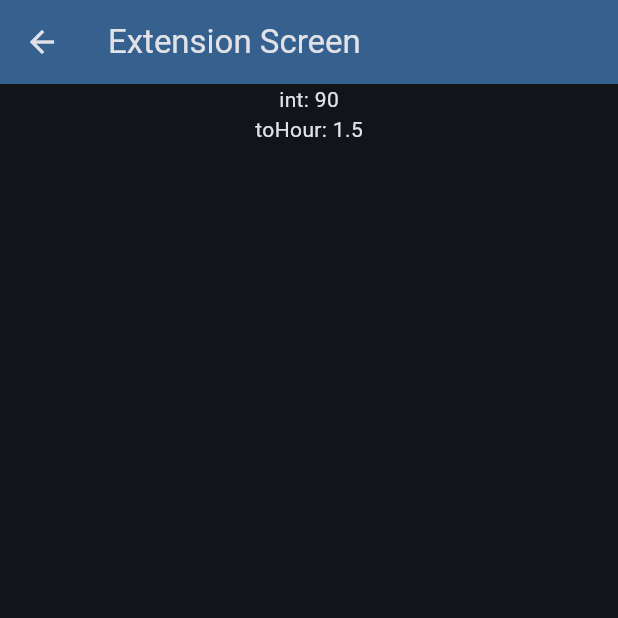
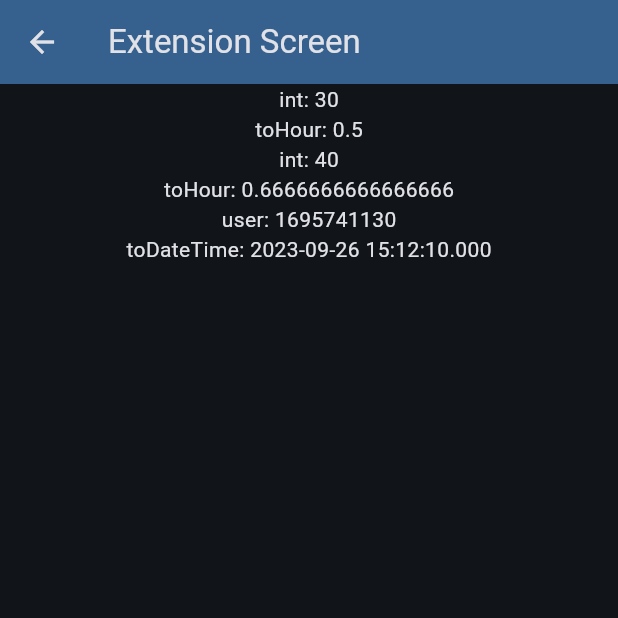
Before and after one commit to cowbear6598/flutter_youtube, a Flutter app: the screen it shows after launch, after a tap on "Extension Screen", on a phone screen of 412 x 824 dp, the top half of it. Run offline on Flutter 3.47's test engine with Material 2 defaults, Android fonts, the phone set to English and light mode, and no system bars; our stand-ins replace go_router.

Commit message:
feat: add parameters pass

```diff
--- a/lib/go_router/app_router.dart
+++ b/lib/go_router/app_router.dart
@@ -1,3 +1,4 @@
+import 'package:flutter_youtube/extensions/schemas/user.dart';
 import 'package:flutter_youtube/main.dart';
 import 'package:flutter_youtube/screens/extension_screen.dart';
 import 'package:go_router/go_router.dart';
@@ -10,7 +11,16 @@ final router = GoRouter(
     ),
     GoRoute(
       path: '/extension',
-      builder: (context, state) => const ExtensionScreen(),
+      name: 'extension',
+      builder: (context, state) {
+        User user = state.extra! as User;
+
+        return ExtensionScreen(
+          number: int.parse(state.uri.queryParameters['number']!),
+          number2: int.parse(state.uri.queryParameters['number2']!),
+          user: user,
+        );
+      },
     ),
   ],
 );
--- a/lib/main.dart
+++ b/lib/main.dart
@@ -1,4 +1,5 @@
 import 'package:flutter/material.dart';
+import 'package:flutter_youtube/extensions/schemas/user.dart';
 import 'package:flutter_youtube/go_router/app_router.dart';
 import 'package:go_router/go_router.dart';
 
@@ -36,7 +37,16 @@ class MyHomePage extends StatefulWidget {
 
 class _MyHomePageState extends State<MyHomePage> {
   void _goToExtensionScreen() {
-    context.push('/extension');
+    User user = User(
+      last_login_time: 1695741130,
+    );
+
+    context.push('/extension?number=30&number2=40', extra: user);
+
+    // context.pushNamed('extension', pathParameters: {
+    //   'number': '30',
+    //   'number2': '50',
+    // });
   }
 
   @override
--- a/lib/screens/extension_screen.dart
+++ b/lib/screens/extension_screen.dart
@@ -1,14 +1,23 @@
 import 'package:flutter/material.dart';
 import 'package:flutter_youtube/extensions/int_extensions.dart';
+import 'package:flutter_youtube/extensions/schemas/user.dart';
+import 'package:flutter_youtube/extensions/user_extensions.dart';
 import 'package:go_router/go_router.dart';
 
 class ExtensionScreen extends StatelessWidget {
-  const ExtensionScreen({super.key});
+  const ExtensionScreen({
+    super.key,
+    required this.number,
+    required this.number2,
+    required this.user,
+  });
+
+  final int number;
+  final int number2;
+  final User user;
 
   @override
   Widget build(BuildContext context) {
-    int a = 90;
-
     return Scaffold(
       appBar: AppBar(
         backgroundColor: Theme.of(context).colorScheme.inversePrimary,
@@ -21,8 +30,12 @@ class ExtensionScreen extends StatelessWidget {
       body: Center(
         child: Column(
           children: [
-            Text("int: $a"),
-            Text("toHour: ${a.toHour()}"),
+            Text("int: $number"),
+            Text("toHour: ${number.toHour()}"),
+            Text("int: $number2"),
+            Text("toHour: ${number2.toHour()}"),
+            Text("user: ${user.last_login_time}"),
+            Text("toDateTime: ${user.lastLoginTime}"),
           ],
         ),
       ),
```
